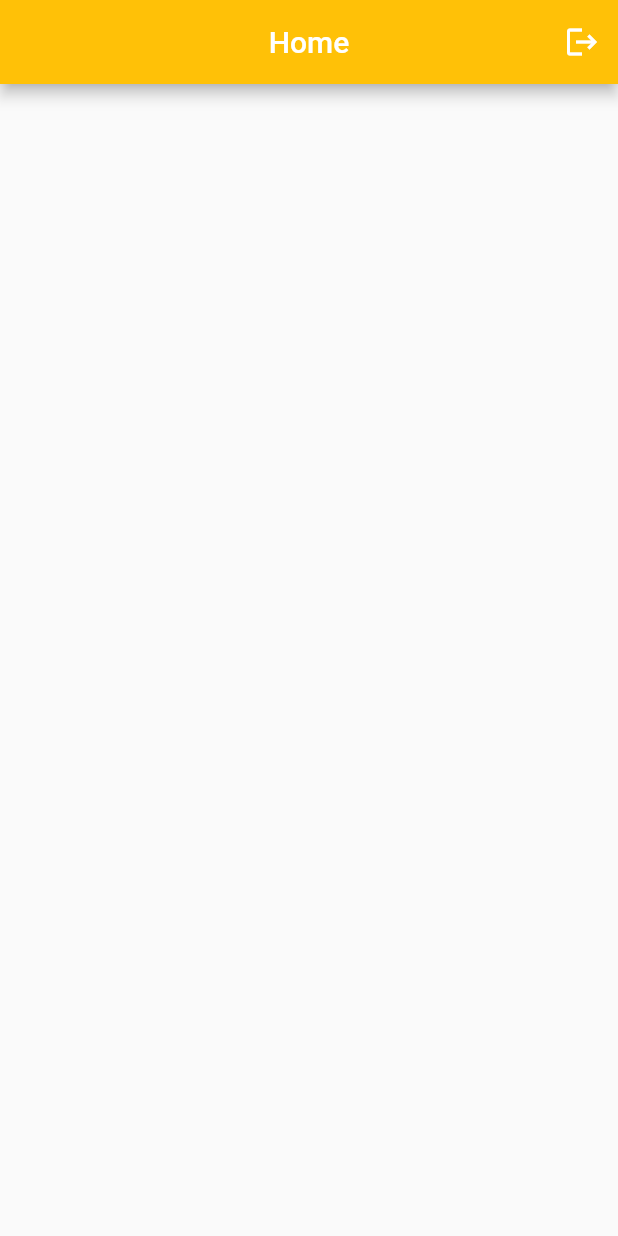
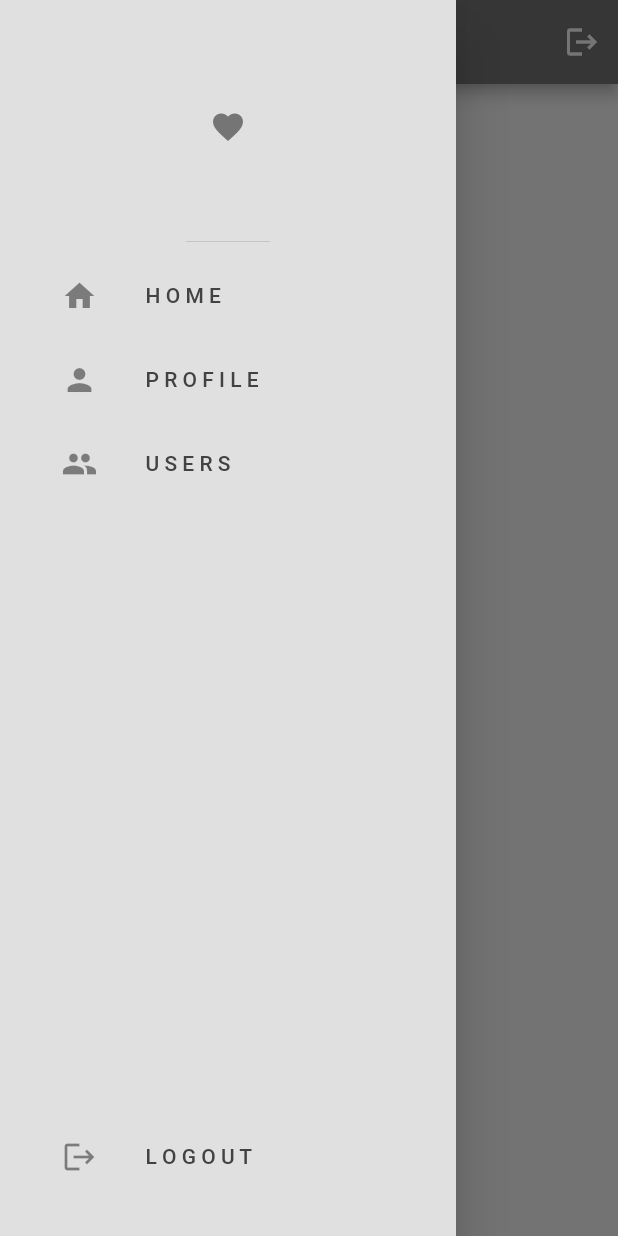
Before and after one commit to noelg-cj/Social-app, a Flutter app: the screen it shows once a user with an empty profile is signed in, with the side drawer open (before the commit the screen has no drawer), on a phone screen of 412 x 824 dp. Run offline on Flutter 3.47's test engine with Material 2 defaults, Android fonts, the phone set to English and light mode, and no system bars; our stand-ins replace firebase_auth, firebase_core; accounts and stored records are empty.

Commit message:
navigation drawer added

```diff
--- /dev/null
+++ b/lib/components/my_drawer.dart
@@ -0,0 +1,70 @@
+import 'package:flutter/material.dart';
+
+class MyDrawer extends StatelessWidget {
+  const MyDrawer({super.key});
+
+  @override
+  Widget build(BuildContext context) {
+    return Drawer(
+      backgroundColor: Theme.of(context).colorScheme.background,
+      child: Column(
+        mainAxisAlignment: MainAxisAlignment.spaceBetween,
+        children: [
+          Column(
+            children: [
+              DrawerHeader(
+                child: Icon(
+                  Icons.favorite,
+                  color: Theme.of(context).colorScheme.inversePrimary)
+              ),
+
+              Padding(
+                padding: const EdgeInsets.only(left: 25.0),
+                child: ListTile(
+                  leading: Icon(Icons.home),
+                  title: Text("H O M E"),
+                  onTap: () {
+                    Navigator.pop(context);
+                  },
+                ),
+              ),
+
+              Padding(
+                padding: const EdgeInsets.only(left: 25.0),
+                child: ListTile(
+                  leading: Icon(Icons.person),
+                  title: Text("P R O F I L E"),
+                  onTap: () {
+                    Navigator.pop(context);
+                  },
+                ),
+              ),
+
+              Padding(
+                padding: const EdgeInsets.only(left: 25.0),
+                child: ListTile(
+                  leading: const Icon(Icons.group),
+                  title: const Text("U S E R S"),
+                  onTap: () {
+                    Navigator.pop(context);
+                  },
+                ),
+              ),
+            ],
+          ),
+
+          Padding(
+            padding: const EdgeInsets.only(left: 25.0, bottom: 25.0),
+            child: ListTile(
+              leading: Icon(Icons.logout),
+              title: const Text("L O G O U T"),
+              onTap: () {
+                Navigator.pop(context);
+              },
+            ),
+          ),
+        ],
+      ),
+    );
+  }
+}
--- a/lib/pages/home_page.dart
+++ b/lib/pages/home_page.dart
@@ -1,5 +1,6 @@
 import 'package:firebase_auth/firebase_auth.dart';
 import 'package:flutter/material.dart';
+import 'package:social_app/components/my_drawer.dart';
 
 class HomePage extends StatelessWidget {
   const HomePage({super.key});
@@ -13,7 +14,7 @@ class HomePage extends StatelessWidget {
     return Scaffold(
       appBar: AppBar(
         title: const Text("Home"),
-        backgroundColor: Colors.amber,
+        backgroundColor: Theme.of(context).colorScheme.inversePrimary,
         actions: [
           IconButton(
             onPressed: logout,
@@ -21,6 +22,7 @@ class HomePage extends StatelessWidget {
         ],
         centerTitle: true,
       ),
+      drawer: MyDrawer(),
     );
   }
 }
```
Also changed, not shown: lib/pages/profile_page.dart (added), lib/pages/users_page.dart (added).
